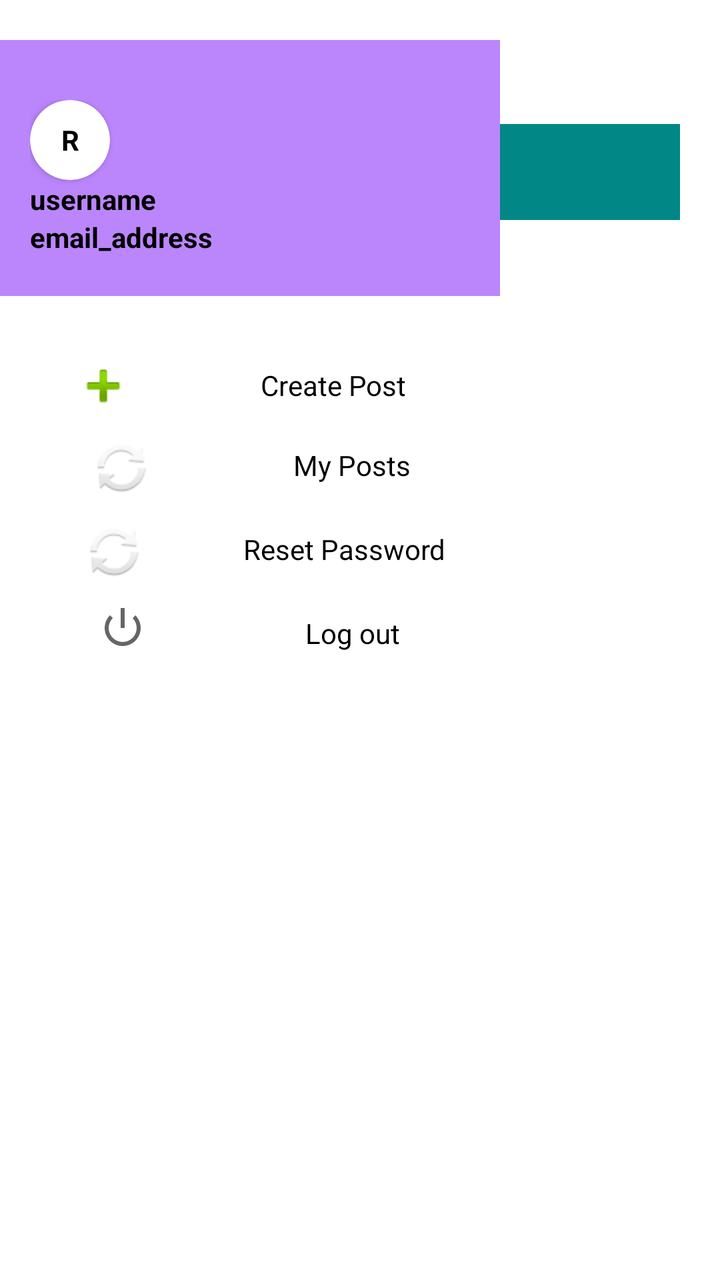
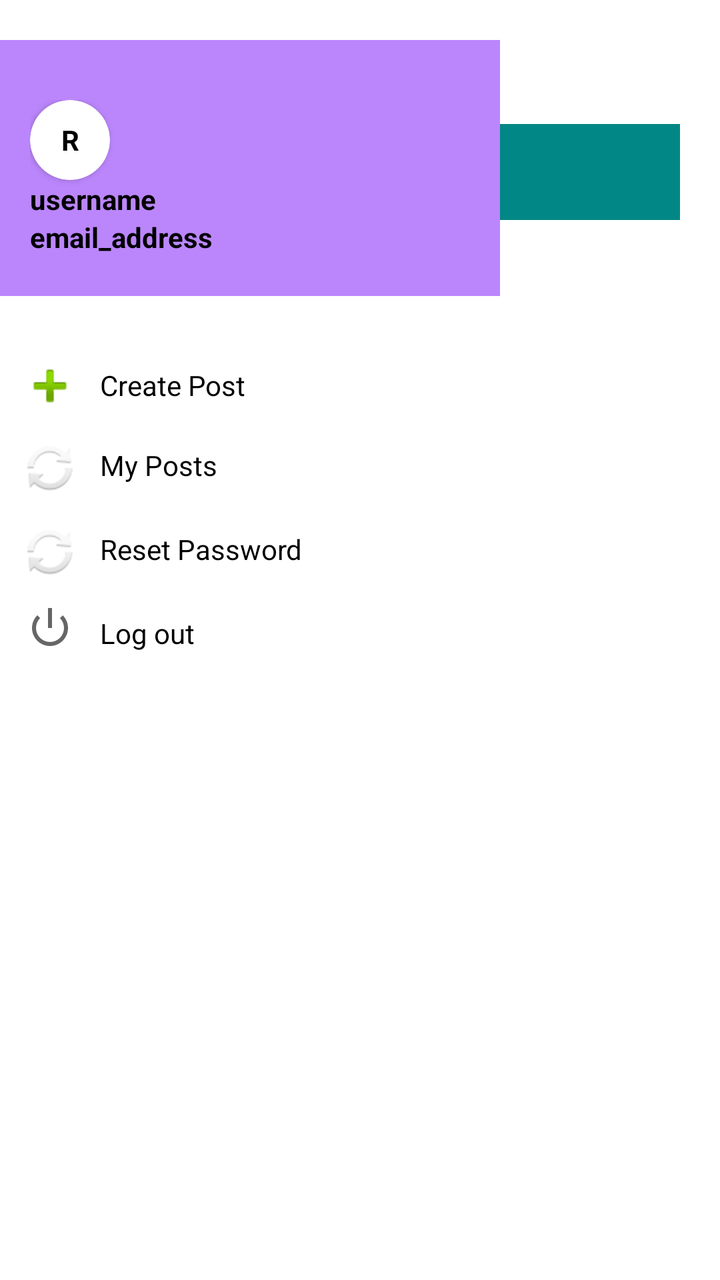

The first picture is an Android layout as it rendered before a commit; the second is the same layout after the commit. The layout source and the unified diff follow.
<!-- AndroidManifest.xml: application theme Theme.Food_Reviews -->
<!-- res/layout/activity_feed.xml -->
<?xml version="1.0" encoding="utf-8"?>
<androidx.constraintlayout.widget.ConstraintLayout xmlns:android="http://schemas.android.com/apk/res/android"
    xmlns:app="http://schemas.android.com/apk/res-auto"
    xmlns:tools="http://schemas.android.com/tools"
    android:id="@+id/main"
    android:layout_width="match_parent"
    android:layout_height="match_parent"
    tools:context=".FeedActivity">

    <LinearLayout
        android:layout_width="match_parent"
        android:layout_height="match_parent"
        android:orientation="vertical"
        android:layout_margin="20dp"
        android:background="@color/white">

        <LinearLayout
            android:layout_width="match_parent"
            android:layout_height="wrap_content"
            android:orientation="horizontal"
            android:layout_marginBottom="10dp">

            <ImageView
                android:id="@+id/imageView"
                android:layout_width="wrap_content"
                android:layout_height="wrap_content"
                android:layout_weight="0"
                app:srcCompat="@android:drawable/ic_menu_sort_by_size" />

            <TextView
                android:id="@+id/textView4"
                android:layout_width="wrap_content"
                android:layout_height="wrap_content"
                android:layout_weight="1"
                android:text="Feed"
                android:padding="1dp"
                android:layout_marginLeft="10dp"
                android:textStyle="bold"
                android:textColor="@color/black"
                android:textSize="20dp"/>

        </LinearLayout>
        <SearchView
            android:layout_width="match_parent"
            android:layout_height="wrap_content"
            android:layout_weight="0"
            android:background="@color/teal_700"
            />
        <androidx.recyclerview.widget.RecyclerView
            android:layout_width="match_parent"
            android:layout_height="match_parent" />
    </LinearLayout>

    <com.google.android.material.navigation.NavigationView
        android:layout_width="250dp"
        android:layout_height="match_parent"
        >

        <LinearLayout
            android:layout_width="match_parent"
            android:layout_height="match_parent"
            android:orientation="vertical"
            android:layout_marginTop="20dp"
            android:layout_marginBottom="20dp">

            <LinearLayout
                android:layout_width="match_parent"
                android:layout_height="wrap_content"
                android:orientation="vertical"
                android:background="@color/purple_200"
                android:paddingTop="30dp"
                android:paddingLeft="15dp"
                android:paddingBottom="20dp"
                >

                <androidx.cardview.widget.CardView
                    android:layout_width="wrap_content"
                    android:layout_height="wrap_content"
                    app:cardCornerRadius="50dp"
                    app:cardBackgroundColor="@color/white">

                    <TextView
                        android:id="@+id/textView6"
                        android:layout_width="40dp"
                        android:layout_height="40dp"
                        android:gravity="center"
                        android:text="R"
                        android:textColor="@color/black"
                        android:textStyle="bold"

                        />
                </androidx.cardview.widget.CardView>


                <TextView
                    android:id="@+id/textView6"
                    android:layout_width="match_parent"
                    android:layout_height="wrap_content"
                    android:text="username"
                    android:textStyle="bold"
                    android:textColor="@color/black"/>

                <TextView
                    android:id="@+id/textView7"
                    android:layout_width="match_parent"
                    android:layout_height="wrap_content"
                    android:text="email_address"
                    android:textStyle="bold"
                    android:textColor="@color/black"/>
            </LinearLayout>
            <LinearLayout
                android:layout_width="match_parent"
                android:layout_height="match_parent"
                android:orientation="vertical"
                android:background="@color/white"
                android:padding="10dp">

                <LinearLayout
                    android:layout_width="match_parent"
                    android:layout_height="wrap_content"
                    android:orientation="horizontal"
                    android:layout_marginTop="20dp"
                    android:layout_marginBottom="10dp"
                    >
                    <ImageView
                        android:id="@+id/imageView4"
                        android:layout_width="10dp"
                        android:gravity="center"
                        android:layout_height="30dp"
                        android:layout_weight="1"
                        app:srcCompat="@android:drawable/ic_input_add" />

                    <TextView
                        android:id="@+id/textView10"
                        android:layout_width="wrap_content"
                        android:layout_height="wrap_content"
                        android:layout_weight="1"
                        android:text="Create Post"
                        android:textColor="@color/black"
                        android:gravity="center"
                        android:layout_marginTop="5dp"
                        android:onClick="createPost"/>


                </LinearLayout>

                <LinearLayout
                    android:layout_width="match_parent"
                    android:layout_height="wrap_content"
                    android:orientation="horizontal"
                    android:layout_marginBottom="10dp"

                    >

                    <ImageView
                        android:id="@+id/imageView7"
                        android:layout_width="wrap_content"
                        android:layout_height="wrap_content"
                        android:gravity="center"
                        android:layout_weight="1"
                        app:srcCompat="@android:drawable/ic_popup_sync" />

                    <TextView
                        android:id="@+id/textView11"
                        android:layout_width="wrap_content"
                        android:layout_height="wrap_content"
                        android:layout_weight="1"
                        android:text="My Posts"
                        android:textColor="@color/black"
                        android:gravity="center"
                        android:layout_marginTop="5dp"
                        android:onClick="myPosts"/>
                </LinearLayout>

                <LinearLayout
                    android:layout_width="match_parent"
                    android:layout_height="wrap_content"
                    android:orientation="horizontal"
                    android:layout_marginBottom="10dp"
                    >


                    <ImageView
                        android:id="@+id/imageView8"
                        android:layout_width="60dp"
                        android:layout_height="wrap_content"
                        android:gravity="center"
                        android:layout_weight="1"
                        app:srcCompat="@android:drawable/ic_popup_sync" />

                    <TextView
                        android:id="@+id/textView12"
                        android:layout_width="wrap_content"
                        android:layout_height="wrap_content"
                        android:layout_weight="1"
                        android:text="Reset Password"
                        android:textColor="@color/black"
                        android:gravity="center"
                        android:layout_marginTop="5dp"
                        android:onClick="resetPassword"/>
                </LinearLayout>

                <LinearLayout
                    android:layout_width="match_parent"
                    android:layout_height="wrap_content"
                    android:orientation="horizontal"
                    >

                    <ImageView
                        android:id="@+id/imageView9"
                        android:layout_width="23dp"
                        android:layout_height="wrap_content"
                        android:layout_weight="1"
                        app:srcCompat="@android:drawable/ic_lock_power_off" />

                    <TextView
                        android:id="@+id/textView9"
                        android:layout_width="wrap_content"
                        android:layout_height="wrap_content"
                        android:layout_weight="1"
                        android:gravity="center"
                        android:text="Log out"
                        android:textColor="@color/black"
                        android:layout_marginTop="5dp"
                        android:onClick="loginUser"/>
                </LinearLayout>
            </LinearLayout>
        </LinearLayout>
    </com.google.android.material.navigation.NavigationView>


</androidx.constraintlayout.widget.ConstraintLayout>
<!-- resources referenced by this layout -->
<resources>
  <color name="black">#FF000000</color>
  <color name="purple_200">#FFBB86FC</color>
  <color name="teal_700">#FF018786</color>
  <color name="white">#FFFFFFFF</color>
  <style name="Theme.Food_Reviews" parent="Theme.MaterialComponents.DayNight.NoActionBar" />
</resources>

<!-- the commit's change to res/layout/activity_feed.xml (unified diff, before → after) -->
@@ -124,10 +124,9 @@
                     >
                     <ImageView
                         android:id="@+id/imageView4"
-                        android:layout_width="10dp"
+                        android:layout_width="30dp"
                         android:gravity="center"
                         android:layout_height="30dp"
-                        android:layout_weight="1"
                         app:srcCompat="@android:drawable/ic_input_add" />
 
                     <TextView
@@ -137,8 +136,9 @@
                         android:layout_weight="1"
                         android:text="Create Post"
                         android:textColor="@color/black"
-                        android:gravity="center"
-                        android:layout_marginTop="5dp"
+                        android:gravity="left"
+                        android:layout_marginTop="5dp"
+                        android:layout_marginLeft="10dp"
                         android:onClick="createPost"/>
 
 
@@ -154,10 +154,10 @@
 
                     <ImageView
                         android:id="@+id/imageView7"
-                        android:layout_width="wrap_content"
-                        android:layout_height="wrap_content"
-                        android:gravity="center"
-                        android:layout_weight="1"
+
+                        android:layout_height="wrap_content"
+                        android:gravity="center"
+                        android:layout_width="30dp"
                         app:srcCompat="@android:drawable/ic_popup_sync" />
 
                     <TextView
@@ -167,7 +167,8 @@
                         android:layout_weight="1"
                         android:text="My Posts"
                         android:textColor="@color/black"
-                        android:gravity="center"
+                        android:gravity="left"
+                        android:layout_marginLeft="10dp"
                         android:layout_marginTop="5dp"
                         android:onClick="myPosts"/>
                 </LinearLayout>
@@ -182,10 +183,10 @@
 
                     <ImageView
                         android:id="@+id/imageView8"
-                        android:layout_width="60dp"
-                        android:layout_height="wrap_content"
-                        android:gravity="center"
-                        android:layout_weight="1"
+                        android:layout_width="30dp"
+                        android:layout_height="wrap_content"
+                        android:gravity="center"
+
                         app:srcCompat="@android:drawable/ic_popup_sync" />
 
                     <TextView
@@ -195,8 +196,9 @@
                         android:layout_weight="1"
                         android:text="Reset Password"
                         android:textColor="@color/black"
-                        android:gravity="center"
-                        android:layout_marginTop="5dp"
+                        android:gravity="left"
+                        android:layout_marginTop="5dp"
+                        android:layout_marginLeft="10dp"
                         android:onClick="resetPassword"/>
                 </LinearLayout>
 
@@ -208,9 +210,8 @@
 
                     <ImageView
                         android:id="@+id/imageView9"
-                        android:layout_width="23dp"
-                        android:layout_height="wrap_content"
-                        android:layout_weight="1"
+                        android:layout_width="30dp"
+                        android:layout_height="wrap_content"
                         app:srcCompat="@android:drawable/ic_lock_power_off" />
 
                     <TextView
@@ -218,8 +219,9 @@
                         android:layout_width="wrap_content"
                         android:layout_height="wrap_content"
                         android:layout_weight="1"
-                        android:gravity="center"
+                        android:gravity="left"
                         android:text="Log out"
+                        android:layout_marginLeft="10dp"
                         android:textColor="@color/black"
                         android:layout_marginTop="5dp"
                         android:onClick="loginUser"/>
